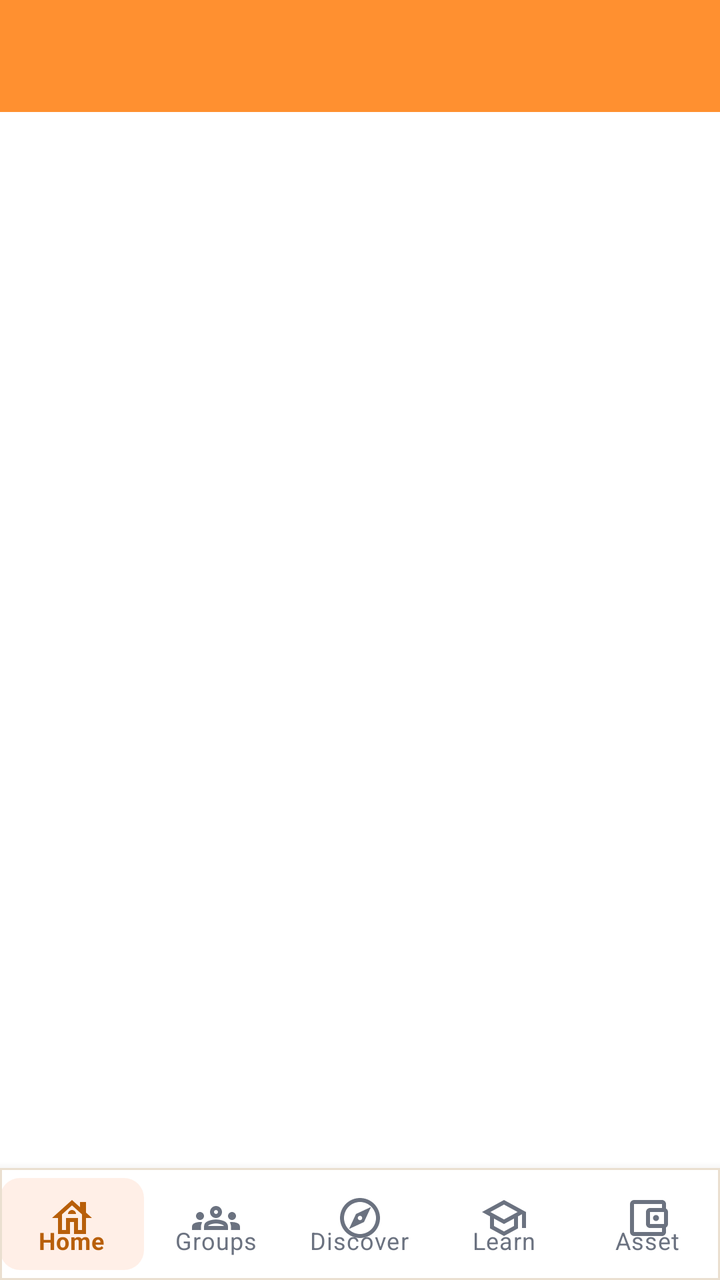
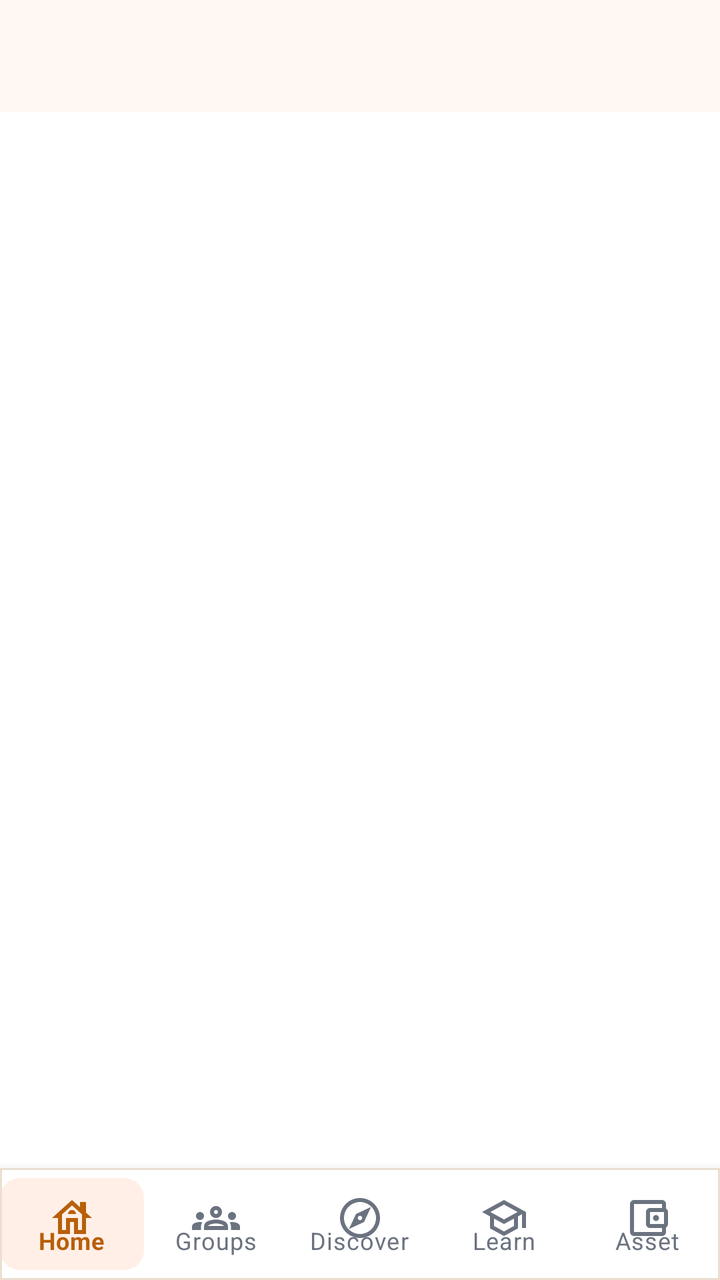

Before-and-after screenshots of an Android layout around one commit, followed by the original layout XML and the change that was made.
<!-- AndroidManifest.xml: application theme AppTheme -->
<!-- res/layout/main.xml -->
<androidx.coordinatorlayout.widget.CoordinatorLayout
	xmlns:android="http://schemas.android.com/apk/res/android"
	xmlns:app="http://schemas.android.com/apk/res-auto"
	xmlns:tools="http://schemas.android.com/tools"
	android:id="@+id/_coordinator"
	android:layout_width="match_parent"
	android:layout_height="match_parent">
	<com.google.android.material.appbar.AppBarLayout
		android:id="@+id/_app_bar"
		android:layout_width="match_parent"
		android:layout_height="wrap_content"
		android:theme="@style/AppTheme.AppBarOverlay"
		app:elevation="0dp">
		<androidx.appcompat.widget.Toolbar
			android:id="@+id/_toolbar"
			android:layout_width="match_parent"
			android:layout_height="?attr/actionBarSize"
			android:background="?attr/appBarColor"
			app:popupTheme="@style/AppTheme.PopupOverlay" />
	</com.google.android.material.appbar.AppBarLayout>
	<LinearLayout
		android:id="@+id/linear3"
		android:layout_width="match_parent"
		android:layout_height="match_parent"
		android:orientation="vertical"
		android:background="@color/colorPrimary"
		app:layout_behavior="@string/appbar_scrolling_view_behavior">
		<FrameLayout
			android:id="@+id/cardview1"
			android:layout_width="match_parent"
			android:layout_height="0dp"
			android:background="@android:color/transparent"
			android:layout_weight="1">
			<LinearLayout
				android:id="@+id/linear2"
				android:layout_width="match_parent"
				android:layout_height="match_parent"
				android:background="@android:color/transparent"
				android:orientation="vertical" />
			<LinearLayout
				android:id="@+id/linear1"
				android:layout_width="match_parent"
				android:layout_height="match_parent"
				android:background="@android:color/transparent"
				android:gravity="bottom"
				android:orientation="vertical" />
		</FrameLayout>
		<com.google.android.material.card.MaterialCardView
			android:id="@+id/cardview2"
			android:layout_width="match_parent"
			android:layout_height="wrap_content"
			app:cardBackgroundColor="@color/colorSurface"
			app:cardElevation="8dp"
			app:cardCornerRadius="0dp"
			app:strokeWidth="1dp"
			app:strokeColor="@color/colorCardStroke">
			<com.google.android.material.bottomnavigation.BottomNavigationView
				android:id="@+id/bottomnavigation1"
				android:layout_width="match_parent"
				android:layout_height="wrap_content"
				android:background="@android:color/transparent"
				app:menu="@menu/bottom_nav_menu"
				app:itemIconTint="@color/nav_colors"
				app:itemTextColor="@color/nav_colors"
				app:labelVisibilityMode="labeled"
				app:elevation="0dp"
				app:itemBackground="@drawable/nav_item_bg"
				app:itemHorizontalTranslationEnabled="false" />
		</com.google.android.material.card.MaterialCardView>
	</LinearLayout>
</androidx.coordinatorlayout.widget.CoordinatorLayout>
<!-- resources referenced by this layout -->
<resources>
  <color name="colorCardStroke">#EADFD0</color>
  <color name="colorPrimary">#FFFFFF</color>
  <color name="colorSurface">#FFFFFF</color>
  <style name="AppTheme.PopupOverlay" parent="ThemeOverlay.MaterialComponents.Light" />
  <style name="AppTheme" parent="Theme.MaterialComponents.DayNight.NoActionBar">
          
          <item name="homeAsUpIndicator">@drawable/ic_nav_back</item>
          
          <item name="android:textViewStyle">@style/HarvanaTextView</item>
          <item name="appBarColor">@color/colorAccent</item>
          <item name="onAppBarColor">@color/colorTextOnAccent</item>
          <item name="colorSecondary">@color/colorAccent</item>
          <item name="colorOnSecondary">@color/colorTextOnAccent</item>
          <item name="colorPrimaryVariant">@color/colorAccentDark</item>
          <item name="colorSecondaryVariant">@color/colorAccentDark</item>
          <item name="colorError">@color/colorError</item>
          <item name="colorOnError">@color/colorTextPrimaryWhite</item>
          <item name="colorControlActivated">@color/colorAccent</item>
          <item name="colorControlNormal">@color/colorControlNormal</item>
          <item name="colorControlHighlight">@color/colorAccentRipple</item>
          <item name="android:textColorHighlight">@color/colorAccentStroke</item>
          <item name="android:textColorLink">@color/colorAccentStrong</item>
          <item name="android:editTextColor">@color/colorTextPrimary</item>
          <item name="android:navigationBarColor">@color/colorBackground</item>
          <item name="colorPrimary">@color/colorAccent</item>
          <item name="colorPrimaryDark">@color/colorAccentStrong</item>
          <item name="colorAccent">@color/colorAccent</item>
          <item name="colorSurface">@color/colorSurface</item>
          <item name="colorOnPrimary">@color/colorTextOnAccent</item>
          <item name="colorOnSurface">@color/colorTextPrimary</item>
          <item name="colorOnBackground">@color/colorTextPrimary</item>
          <item name="colorOnSurfaceVariant">@color/colorTextSecondary</item>
          <item name="android:textColorPrimary">@color/colorTextPrimary</item>
          <item name="android:textColorSecondary">@color/colorTextSecondary</item>
          <item name="android:textColorHint">@color/colorTextTertiary</item>
          <item name="android:statusBarColor">?attr/appBarColor</item>
          <item name="android:windowLightStatusBar">true</item>
          <item name="android:windowBackground">@color/colorBackground</item>
          <item name="alertDialogTheme">@style/HarvanaAlertDialog</item>
          <item name="materialAlertDialogTheme">@style/HarvanaAlertDialog</item>
          <item name="bottomSheetDialogTheme">@style/HarvanaBottomSheetDialog</item>
      </style>
  <color name="colorAccentSoft">#1AFF6115</color>
  <style name="HarvanaTextView" parent="android:Widget.TextView">
          <item name="android:textColor">@color/colorTextPrimary</item>
      </style>
  <color name="colorAccent">#FF9030</color>
  <color name="colorTextOnAccent">#111827</color>
  <color name="colorAccentDark">#E57A14</color>
  <color name="colorError">#EF4444</color>
  <color name="colorTextPrimaryWhite">#FFFFFF</color>
  <color name="colorControlNormal">#6B7280</color>
  <color name="colorAccentRipple">#1AFF9030</color>
  <color name="colorAccentStroke">#33FF9030</color>
  <color name="colorAccentStrong">#B85F0A</color>
  <color name="colorTextPrimary">#111827</color>
  <color name="colorBackground">#FFF8F0</color>
  <color name="colorTextSecondary">#4B5563</color>
  <color name="colorTextTertiary">#6B7280</color>
  <style name="HarvanaDialogButton" parent="Widget.MaterialComponents.Button.TextButton.Dialog">
          <item name="android:textColor">@color/colorAccent</item>
          <item name="android:minHeight">48dp</item>
      </style>
  <!-- unchanged entries left out for length: 7 -->
</resources>

<!-- the commit's change to res/layout/main.xml (unified diff, before → after) -->
@@ -10,7 +10,8 @@
 		android:layout_width="match_parent"
 		android:layout_height="wrap_content"
 		android:theme="@style/AppTheme.AppBarOverlay"
-		app:elevation="0dp">
+		app:elevation="0dp"
+		android:stateListAnimator="@null">
 		<androidx.appcompat.widget.Toolbar
 			android:id="@+id/_toolbar"
 			android:layout_width="match_parent"
<!-- resource entries referenced after the edit -->
@@ -9,8 +9,8 @@
           <item name="homeAsUpIndicator">@drawable/ic_nav_back</item>
           
           <item name="android:textViewStyle">@style/HarvanaTextView</item>
-          <item name="appBarColor">@color/colorAccent</item>
-          <item name="onAppBarColor">@color/colorTextOnAccent</item>
+          <item name="appBarColor">@color/colorBackground</item>
+          <item name="onAppBarColor">@color/colorTextPrimary</item>
           <item name="colorSecondary">@color/colorAccent</item>
           <item name="colorOnSecondary">@color/colorTextOnAccent</item>
           <item name="colorPrimaryVariant">@color/colorAccentDark</item>
